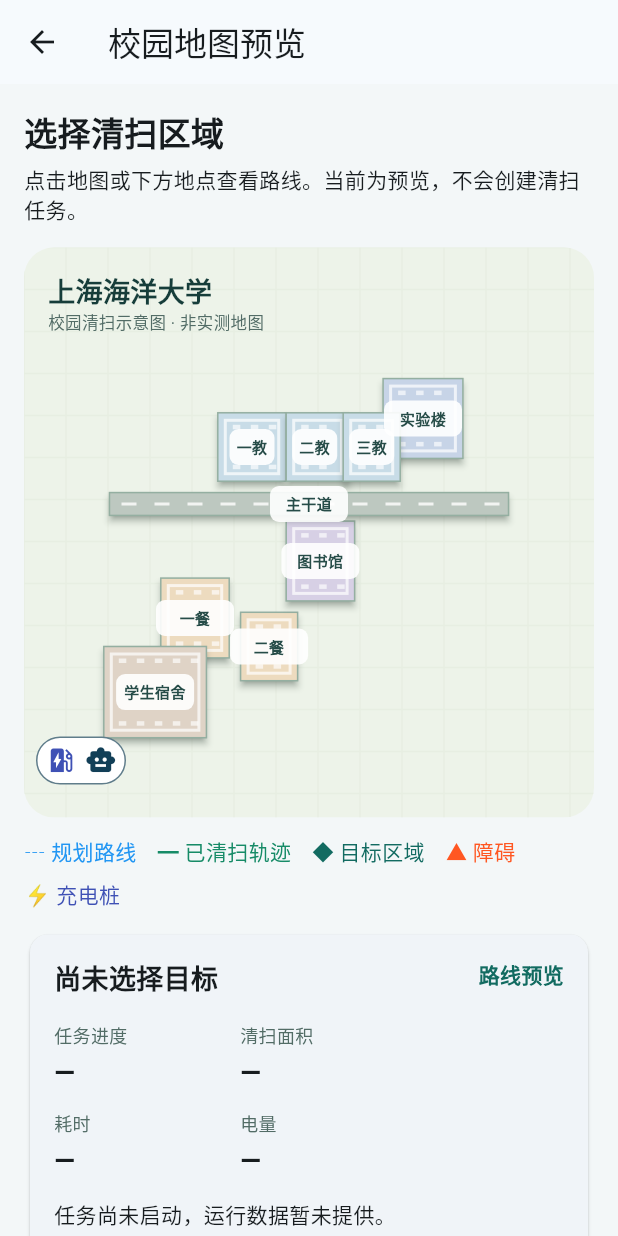
After one commit to Jyooyj/qingqiong-app, a Flutter app: the screen it shows after launch, item 3 of the bottom bar chosen, after a tap on "查看校园地图", on a phone screen of 412 x 824 dp. The commit adds this screen. Run offline on Flutter 3.47's test engine with Material 3 defaults, Android fonts, the light colour scheme and no system bars.

Commit message:
feat: add controlled campus map UI and task card

```diff
--- a/lib/pages/map_page.dart
+++ b/lib/pages/map_page.dart
@@ -1,3 +1,4 @@
+import '../widgets/campus/campus_demo_page.dart';
 import 'package:flutter/material.dart';
 import '../widgets/map/map_view_data.dart';
 import '../widgets/map/cleaning_map_view.dart';
@@ -104,6 +105,17 @@ class MapPage extends StatelessWidget {
             child: Column(
               crossAxisAlignment: CrossAxisAlignment.stretch,
               children: [
+                FilledButton.icon(
+                  key: const Key('open-campus-map'),
+                  onPressed: () => Navigator.of(context).push(
+                    MaterialPageRoute<void>(
+                      builder: (_) => const CampusDemoPage(),
+                    ),
+                  ),
+                  icon: const Icon(Icons.school_outlined),
+                  label: const Text('查看校园地图'),
+                ),
+                const SizedBox(height: 12),
                 CleaningMapView(
                   zones: effectiveZones,
                   robotPosition: effectiveRobot,
--- /dev/null
+++ b/lib/widgets/campus/campus_demo_page.dart
@@ -0,0 +1,88 @@
+import 'package:flutter/material.dart';
+import '../../data/campus/campus_map_data.dart';
+import 'campus_map_view.dart';
+import 'current_task_map_card.dart';
+
+/// Local selection preview only. Live task integration belongs to the host.
+class CampusDemoPage extends StatefulWidget {
+  const CampusDemoPage({super.key});
+  @override
+  State<CampusDemoPage> createState() => _CampusDemoPageState();
+}
+
+class _CampusDemoPageState extends State<CampusDemoPage> {
+  String? _selected;
+  bool _showObstacle = false;
+
+  @override
+  Widget build(BuildContext context) {
+    final zone = _selected == null
+        ? null
+        : CampusMapData.findZoneById(_selected!);
+    return Scaffold(
+      appBar: AppBar(title: const Text('校园地图预览')),
+      body: SafeArea(
+        child: SingleChildScrollView(
+          padding: const EdgeInsets.all(16),
+          child: Center(
+            child: ConstrainedBox(
+              constraints: const BoxConstraints(maxWidth: 1080),
+              child: Column(
+                crossAxisAlignment: CrossAxisAlignment.stretch,
+                children: [
+                  const Text(
+                    '选择清扫区域',
+                    style: TextStyle(fontSize: 22, fontWeight: FontWeight.bold),
+                  ),
+                  const SizedBox(height: 6),
+                  const Text('点击地图或下方地点查看路线。当前为预览，不会创建清扫任务。'),
+                  const SizedBox(height: 16),
+                  CampusMapView(
+                    zones: CampusMapData.zones,
+                    taskData: CampusTaskViewData(
+                      targetZoneName: zone?.name,
+                      message: '任务尚未启动，运行数据暂未提供。',
+                    ),
+                    selectedZoneId: _selected,
+                    robotPosition: CampusMapData.chargingStation.position,
+                    plannedPath: zone == null
+                        ? const []
+                        : CampusMapData.routeForZone(zone.id).plannedPath,
+                    chargingStation: CampusMapData.chargingStation,
+                    obstacles: _showObstacle
+                        ? CampusMapData.obstacles
+                        : const [],
+                    onZoneTap: (id) => setState(() => _selected = id),
+                  ),
+                  const SizedBox(height: 16),
+                  Wrap(
+                    spacing: 8,
+                    runSpacing: 4,
+                    children: [
+                      for (final item in CampusMapData.zones)
+                        ChoiceChip(
+                          label: Text(item.name),
+                          selected: item.id == _selected,
+                          onSelected: (selected) => setState(
+                            () => _selected = selected ? item.id : null,
+                          ),
+                        ),
+                    ],
+                  ),
+                  const SizedBox(height: 12),
+                  SwitchListTile(
+                    contentPadding: EdgeInsets.zero,
+                    title: const Text('预览实验楼障碍标记'),
+                    subtitle: const Text('仅检查显示效果，不触发故障或暂停'),
+                    value: _showObstacle,
+                    onChanged: (value) => setState(() => _showObstacle = value),
+                  ),
+                ],
+              ),
+            ),
+          ),
+        ),
+      ),
+    );
+  }
+}
--- /dev/null
+++ b/lib/widgets/campus/campus_map_view.dart
@@ -0,0 +1,441 @@
+import 'package:flutter/material.dart';
+import 'current_task_map_card.dart';
+import '../../models/campus/campus_point.dart';
+import '../../models/campus/campus_zone.dart';
+import '../../models/campus/campus_map_objects.dart';
+
+/// Controlled map. Coordinates: 0..1, top-left origin, x right, y down.
+/// This widget never starts tasks or advances location data.
+class CampusMapView extends StatelessWidget {
+  const CampusMapView({
+    super.key,
+    required this.zones,
+    this.selectedZoneId,
+    this.robotPosition,
+    this.plannedPath = const [],
+    this.cleanedPath = const [],
+    this.obstacles = const [],
+    this.chargingStation,
+    this.onZoneTap,
+    this.taskData,
+    this.onPause,
+    this.onResume,
+    this.onEmergencyStop,
+    this.onReset,
+  });
+
+  final List<CampusZone> zones;
+  final String? selectedZoneId;
+  final CampusPoint? robotPosition;
+  final List<CampusPoint> plannedPath;
+  final List<CampusPoint> cleanedPath;
+  final List<CampusObstacle> obstacles;
+  final CampusChargingStation? chargingStation;
+  final ValueChanged<String>? onZoneTap;
+  final CampusTaskViewData? taskData;
+  final VoidCallback? onPause, onResume, onEmergencyStop, onReset;
+
+  @override
+  Widget build(BuildContext context) => LayoutBuilder(
+    builder: (context, box) {
+      final width = box.maxWidth;
+      final height = width < 600 ? 380.0 : 480.0;
+      final size = Size(width, height);
+      final sharedMarker =
+          robotPosition != null &&
+          chargingStation != null &&
+          (Offset(robotPosition!.x * width, robotPosition!.y * height) -
+                      Offset(
+                        chargingStation!.position.x * width,
+                        chargingStation!.position.y * height,
+                      ))
+                  .distance <
+              30;
+      return Column(
+        crossAxisAlignment: CrossAxisAlignment.stretch,
+        children: [
+          ClipRRect(
+            borderRadius: BorderRadius.circular(20),
+            child: SizedBox(
+              height: height,
+              child: GestureDetector(
+                key: const Key('campus-map-surface'),
+                behavior: HitTestBehavior.opaque,
+                onTapUp: onZoneTap == null
+                    ? null
+                    : (event) {
+                        // Reverse paint order makes overlapping polygons deterministic.
+                        for (final zone in zones.reversed) {
+                          if (_polygon(
+                            zone,
+                            size,
+                          ).contains(event.localPosition)) {
+                            onZoneTap!(zone.id);
+                            return;
+                          }
+                        }
+                      },
+                child: Stack(
+                  children: [
+                    Positioned.fill(
+                      child: CustomPaint(
+                        painter: _CampusPainter(
+                          zones: zones,
+                          selected: selectedZoneId,
+                          planned: plannedPath,
+                          cleaned: cleanedPath,
+                        ),
+                      ),
+                    ),
+                    const Positioned(
+                      left: 16,
+                      top: 16,
+                      child: Text(
+                        '上海海洋大学',
+                        style: TextStyle(
+                          fontSize: 18,
+                          fontWeight: FontWeight.w700,
+                          color: Color(0xff163d3a),
+                        ),
+                      ),
+                    ),
+                    const Positioned(
+                      left: 16,
+                      top: 42,
+                      child: Text(
+                        '校园清扫示意图 · 非实测地图',
+                        style: TextStyle(
+                          fontSize: 11,
+                          color: Color(0xff526c66),
+                        ),
+                      ),
+                    ),
+                    for (final zone in zones)
+                      Positioned(
+                        left: (zone.center.x * width - _labelWidth(zone) / 2)
+                            .clamp(
+                              0.0,
+                              (width - _labelWidth(zone)).clamp(0.0, width),
+                            ),
+                        top: (zone.center.y * height - 12).clamp(
+                          0.0,
+                          height - 28,
+                        ),
+                        child: Semantics(
+                          button: true,
+                          selected: zone.id == selectedZoneId,
+                          child: InkWell(
+                            key: Key('campus-zone-${zone.id}'),
+                            onTap: onZoneTap == null
+                                ? null
+                                : () => onZoneTap!(zone.id),
+                            child: Container(
+                              width: _labelWidth(zone),
+                              padding: const EdgeInsets.symmetric(
+                                vertical: 5,
+                                horizontal: 2,
+                              ),
+                              decoration: BoxDecoration(
+                                color: zone.id == selectedZoneId
+                                    ? const Color(0xff126b61)
+                                    : Colors.white.withValues(alpha: .90),
+                                borderRadius: BorderRadius.circular(6),
+                              ),
+                              child: Text(
+                                _label(zone),
+                                maxLines: 1,
+                                overflow: TextOverflow.ellipsis,
+                                textAlign: TextAlign.center,
+                                style: TextStyle(
+                                  fontSize: 10,
+                                  fontWeight: FontWeight.w600,
+                                  color: zone.id == selectedZoneId
+                                      ? Colors.white
+                                      : const Color(0xff264c48),
+                                ),
+                              ),
+                            ),
+                          ),
+                        ),
+                      ),
+                    if (chargingStation != null && !sharedMarker)
+                      _marker(
+                        chargingStation!.position,
+                        size,
+                        'campus-charger',
+                        Icons.ev_station,
+                        Colors.indigo,
+                        chargingStation!.name,
+                      ),
+                    for (final obstacle in obstacles)
+                      _marker(
+                        obstacle.position,
+                        size,
+                        'campus-obstacle-${obstacle.id}',
+                        Icons.warning_amber_rounded,
+                        Colors.deepOrange,
+                        '障碍点',
+                      ),
+                    if (sharedMarker)
+                      _sharedMarker(chargingStation!.position, size),
+                    if (robotPosition != null && !sharedMarker)
+                      _marker(
+                        robotPosition!,
+                        size,
+                        'campus-robot',
+                        Icons.smart_toy,
+                        const Color(0xff123f57),
+                        '机器人',
+                      ),
+                  ],
+                ),
+              ),
+            ),
+          ),
+          const SizedBox(height: 12),
+          const Wrap(
+            spacing: 14,
+            runSpacing: 8,
+            children: [
+              Text('┄ 规划路线', style: TextStyle(color: Colors.blue)),
+              Text('━ 已清扫轨迹', style: TextStyle(color: Color(0xff168b67))),
+              Text('◆ 目标区域', style: TextStyle(color: Color(0xff126b61))),
+              Text('▲ 障碍', style: TextStyle(color: Colors.deepOrange)),
+              Text('⚡ 充电桩', style: TextStyle(color: Colors.indigo)),
+            ],
+          ),
+          if (taskData != null) ...[
+            const SizedBox(height: 12),
+            CurrentTaskMapCard(
+              data: taskData!,
+              onPause: onPause,
+              onResume: onResume,
+              onEmergencyStop: onEmergencyStop,
+              onReset: onReset,
+            ),
+          ],
+        ],
+      );
+    },
+  );
+
+  Widget _sharedMarker(CampusPoint point, Size size) => Positioned(
+    left: (point.x * size.width - 30).clamp(
+      0.0,
+      (size.width - 60).clamp(0.0, size.width),
+    ),
+    top: (point.y * size.height - 16).clamp(0.0, size.height - 32),
+    child: IgnorePointer(
+      child: Semantics(
+        label: '机器人位于充电桩附近',
+        child: Container(
+          key: const Key('campus-shared-marker'),
+          width: 60,
+          height: 32,
+          decoration: BoxDecoration(
+            color: Colors.white,
+            borderRadius: BorderRadius.circular(16),
+            border: Border.all(color: const Color(0xff607d8b)),
+          ),
+          child: const Row(
+            mainAxisAlignment: MainAxisAlignment.spaceEvenly,
+            children: [
+              Icon(
+                Icons.ev_station,
+                key: Key('campus-charger'),
+                color: Colors.indigo,
+                size: 21,
+              ),
+              Icon(
+                Icons.smart_toy,
+                key: Key('campus-robot'),
+                color: Color(0xff123f57),
+                size: 21,
+              ),
+            ],
+          ),
+        ),
+      ),
+    ),
+  );
+
+  Widget _marker(
+    CampusPoint point,
+    Size size,
+    String key,
+    IconData icon,
+    Color color,
+    String label,
+  ) => Positioned(
+    left: (point.x * size.width - 14).clamp(
+      0.0,
+      (size.width - 28).clamp(0.0, size.width),
+    ),
+    top: (point.y * size.height - 14).clamp(0.0, size.height - 28),
+    child: IgnorePointer(
+      child: Tooltip(
+        message: label,
+        child: Container(
+          key: Key(key),
+          width: 28,
+          height: 28,
+          decoration: BoxDecoration(
+            color: color,
+            shape: BoxShape.circle,
+            border: Border.all(color: Colors.white, width: 2),
+          ),
+          child: Icon(icon, color: Colors.white, size: 17),
+        ),
+      ),
+    ),
+  );
+}
+
+double _labelWidth(CampusZone zone) =>
+    zone.category == CampusZoneCategory.teaching ? 30 : 52;
+String _label(CampusZone zone) => switch (zone.id) {
+  'teaching_1' => '一教',
+  'teaching_2' => '二教',
+  'teaching_3' => '三教',
+  'main_road' => '主干道',
+  _ => zone.name,
+};
+
+Path _polygon(CampusZone zone, Size size) {
+  final path = Path();
+  for (var i = 0; i < zone.polygon.length; i++) {
+    final point = zone.polygon[i];
+    if (i == 0) {
+      path.moveTo(point.x * size.width, point.y * size.height);
+    } else {
+      path.lineTo(point.x * size.width, point.y * size.height);
+    }
+  }
+  return path..close();
+}
+
+class _CampusPainter extends CustomPainter {
+  _CampusPainter({
+    required this.zones,
+    required this.selected,
+    required this.planned,
+    required this.cleaned,
+  });
+  final List<CampusZone> zones;
+  final String? selected;
+  final List<CampusPoint> planned, cleaned;
+
+  @override
+  void paint(Canvas canvas, Size size) {
+    canvas.drawRect(
+      Offset.zero & size,
+      Paint()..color = const Color(0xffedf3e9),
+    );
+    final grid = Paint()
+      ..color = const Color(0xffe7eee2)
+      ..strokeWidth = 1;
+    for (double x = 0; x < size.width; x += 28) {
+      canvas.drawLine(Offset(x, 0), Offset(x, size.height), grid);
+    }
+    for (double y = 0; y < size.height; y += 28) {
+      canvas.drawLine(Offset(0, y), Offset(size.width, y), grid);
+    }
+    for (final zone in zones) {
+      final active = zone.id == selected;
+      final path = _polygon(zone, size);
+      canvas.drawShadow(path, const Color(0xff789080), 2, false);
+      canvas.drawPath(
+        path,
+        Paint()
+          ..color = active
+              ? const Color(0xff86d4b5)
+              : _zoneColor(zone.category),
+      );
+      // Roof insets and paving are decorative, clipped to supplied boundaries.
+      // They do not add new geographic data or change region coordinates.
+      canvas.save();
+      canvas.clipPath(path);
+      final bounds = path.getBounds();
+      if (zone.category == CampusZoneCategory.road) {
+        final lane = Paint()
+          ..color = Colors.white.withValues(alpha: .8)
+          ..strokeWidth = 2;
+        for (double x = bounds.left + 8; x < bounds.right; x += 22) {
+          canvas.drawLine(
+            Offset(x, bounds.center.dy),
+            Offset(x + 10, bounds.center.dy),
+            lane,
+          );
+        }
+      } else {
+        final roof = bounds.deflate(5);
+        if (!roof.isEmpty) {
+          canvas.drawRect(
+            roof,
+            Paint()
+              ..style = PaintingStyle.stroke
+              ..color = Colors.white.withValues(alpha: .7)
+              ..strokeWidth = 2,
+          );
+          final windows = Paint()..color = Colors.white.withValues(alpha: .65);
+          for (double x = roof.left + 5; x < roof.right - 4; x += 12) {
+            canvas.drawRect(Rect.fromLTWH(x, roof.top + 3, 5, 3), windows);
+            canvas.drawRect(Rect.fromLTWH(x, roof.bottom - 6, 5, 3), windows);
+          }
+        }
+      }
+      canvas.restore();
+      canvas.drawPath(
+        path,
+        Paint()
+          ..color = active ? const Color(0xff126b61) : const Color(0xff94afa1)
+          ..style = PaintingStyle.stroke
+          ..strokeWidth = active ? 3 : 1,
+      );
+    }
+    _route(canvas, size, planned, Colors.blue, true);
+    _route(canvas, size, cleaned, const Color(0xff168b67), false);
+  }
+
+  void _route(
+    Canvas canvas,
+    Size size,
+    List<CampusPoint> points,
+    Color color,
+    bool dashed,
+  ) {
+    if (points.length < 2) return;
+    final path = Path()
+      ..moveTo(points.first.x * size.width, points.first.y * size.height);
+    for (final point in points.skip(1)) {
+      path.lineTo(point.x * size.width, point.y * size.height);
+    }
+    final paint = Paint()
+      ..color = color
+      ..strokeWidth = dashed ? 3 : 5
+      ..strokeCap = StrokeCap.round
+      ..style = PaintingStyle.stroke;
+    if (!dashed) {
+      canvas.drawPath(path, paint);
+      return;
+    }
+    for (final metric in path.computeMetrics()) {
+      for (double d = 0; d < metric.length; d += 13) {
+        canvas.drawPath(metric.extractPath(d, d + 7), paint);
+      }
+    }
+  }
+
+  @override
+  bool shouldRepaint(covariant _CampusPainter oldDelegate) => true;
+}
+
+Color _zoneColor(CampusZoneCategory category) => switch (category) {
+  CampusZoneCategory.teaching => const Color(0xffc8dce7),
+  CampusZoneCategory.laboratory => const Color(0xffc7d4e7),
+  CampusZoneCategory.dining => const Color(0xffeddbbf),
+  CampusZoneCategory.dormitory => const Color(0xffdfd3c6),
+  CampusZoneCategory.library => const Color(0xffd7d0e5),
+  CampusZoneCategory.road => const Color(0xffbdc8c0),
+  CampusZoneCategory.publicArea => const Color(0xffd0dfc0),
+};
--- /dev/null
+++ b/lib/widgets/campus/current_task_map_card.dart
@@ -0,0 +1,195 @@
+import 'package:flutter/material.dart';
+
+enum CampusTaskStatus {
+  preview,
+  pending,
+  running,
+  paused,
+  fault,
+  emergency,
+  completed,
+}
+
+/// Display values only. Percentages use 0..100; null means unavailable.
+class CampusTaskViewData {
+  const CampusTaskViewData({
+    this.targetZoneName,
+    this.status = CampusTaskStatus.preview,
+    this.progress,
+    this.cleanedArea,
+    this.elapsed,
+    this.battery,
+    this.message,
+  });
+  final String? targetZoneName;
+  final CampusTaskStatus status;
+  final double? progress;
+  final double? cleanedArea;
+  final Duration? elapsed;
+  final double? battery;
+  final String? message;
+}
+
+/// The host must supply only callbacks currently permitted by Safety.
+/// Null callbacks render disabled controls; no controller is read or mutated.
+class CurrentTaskMapCard extends StatelessWidget {
+  const CurrentTaskMapCard({
+    super.key,
+    required this.data,
+    this.onPause,
+    this.onResume,
+    this.onEmergencyStop,
+    this.onReset,
+  });
+  final CampusTaskViewData data;
+  final VoidCallback? onPause, onResume, onEmergencyStop, onReset;
+
+  @override
+  Widget build(BuildContext context) {
+    final status = switch (data.status) {
+      CampusTaskStatus.preview => '路线预览',
+      CampusTaskStatus.pending => '待执行',
+      CampusTaskStatus.running => '清扫中',
+      CampusTaskStatus.paused => '已暂停',
+      CampusTaskStatus.fault => '故障',
+      CampusTaskStatus.emergency => '急停锁定',
+      CampusTaskStatus.completed => '已完成',
+    };
+    final color = switch (data.status) {
+      CampusTaskStatus.fault ||
+      CampusTaskStatus.emergency => Colors.red.shade800,
+      CampusTaskStatus.paused => Colors.orange.shade900,
+      _ => const Color(0xff126b61),
+    };
+    final progress = _percent(data.progress);
+    final battery = _percent(data.battery);
+    final area = data.cleanedArea;
+    final elapsed = data.elapsed;
+    return Card(
+      child: Padding(
+        padding: const EdgeInsets.all(16),
+        child: Column(
+          crossAxisAlignment: CrossAxisAlignment.stretch,
+          children: [
+            Wrap(
+              alignment: WrapAlignment.spaceBetween,
+              spacing: 12,
+              runSpacing: 8,
+              children: [
+                Text(
+                  data.targetZoneName == null
+                      ? '尚未选择目标'
+                      : '当前目标：${data.targetZoneName}',
+                  key: const Key('campus-target'),
+                  style: const TextStyle(
+                    fontSize: 18,
+                    fontWeight: FontWeight.bold,
+                  ),
+                ),
+                Text(
+                  status,
+                  style: TextStyle(color: color, fontWeight: FontWeight.w700),
+                ),
+              ],
+            ),
+            const SizedBox(height: 16),
+            Wrap(
+              spacing: 24,
+              runSpacing: 12,
+              children: [
+                _metric(
+                  '任务进度',
+                  progress == null ? '—' : '${progress.round()}%',
+                ),
+                _metric(
+                  '清扫面积',
+                  area == null || !area.isFinite || area < 0
+                      ? '—'
+                      : '${area.toStringAsFixed(1)} m²',
+                ),
+                _metric(
+                  '耗时',
+                  elapsed == null || elapsed.isNegative
+                      ? '—'
+                      : '${elapsed.inMinutes.toString().padLeft(2, '0')}:${(elapsed.inSeconds % 60).toString().padLeft(2, '0')}',
+                ),
+                _metric('电量', battery == null ? '—' : '${battery.round()}%'),
+              ],
+            ),
+            if (progress != null) ...[
+              const SizedBox(height: 14),
+              LinearProgressIndicator(
+                value: progress / 100,
+                color: color,
+                minHeight: 6,
+                borderRadius: BorderRadius.circular(4),
+              ),
+            ],
+            if (data.message != null) ...[
+              const SizedBox(height: 12),
+              Text(data.message!),
+            ],
+            if (data.status != CampusTaskStatus.preview) ...[
+              const SizedBox(height: 16),
+              Wrap(
+                spacing: 8,
+                runSpacing: 8,
+                children: [
+                  OutlinedButton.icon(
+                    key: const Key('campus-pause'),
+                    onPressed: onPause,
+                    icon: const Icon(Icons.pause),
+                    label: const Text('暂停'),
+                  ),
+                  OutlinedButton.icon(
+                    key: const Key('campus-resume'),
+                    onPressed: onResume,
+                    icon: const Icon(Icons.play_arrow),
+                    label: const Text('继续'),
+                  ),
+                  OutlinedButton.icon(
+                    key: const Key('campus-emergency'),
+                    onPressed: onEmergencyStop,
+                    style: OutlinedButton.styleFrom(
+                      foregroundColor: Colors.red.shade800,
+                    ),
+                    icon: const Icon(Icons.stop_circle_outlined),
+                    label: const Text('急停'),
+                  ),
+                  OutlinedButton.icon(
+                    key: const Key('campus-reset'),
+                    onPressed: onReset,
+                    icon: const Icon(Icons.restart_alt),
+                    label: const Text('复位'),
+                  ),
+                ],
+              ),
+            ],
+          ],
+        ),
+      ),
+    );
+  }
+
+  double? _percent(double? value) =>
+      value == null || !value.isFinite || value < 0 || value > 100
+      ? null
+      : value;
+  Widget _metric(String name, String value) => SizedBox(
+    width: 100,
+    child: Column(
+      crossAxisAlignment: CrossAxisAlignment.start,
+      children: [
+        Text(
+          name,
+          style: const TextStyle(fontSize: 12, color: Color(0xff526c66)),
+        ),
+        const SizedBox(height: 4),
+        Text(
+          value,
+          style: const TextStyle(fontSize: 18, fontWeight: FontWeight.w600),
+        ),
+      ],
+    ),
+  );
+}
```
Also changed, not shown: 3 other files.
